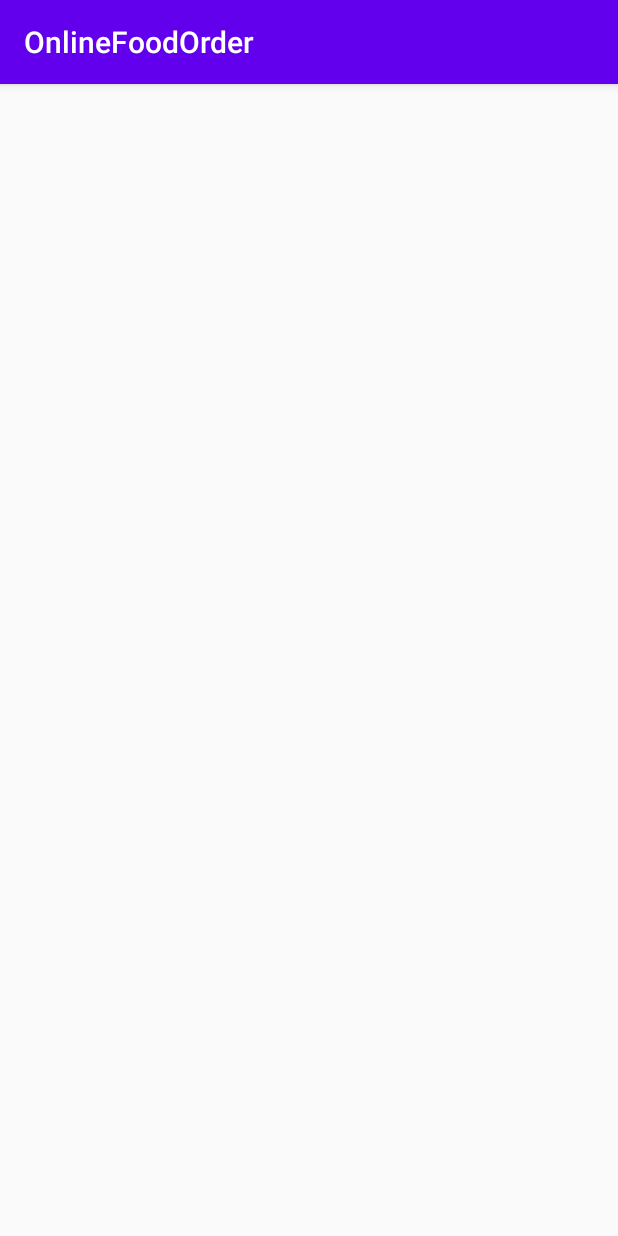
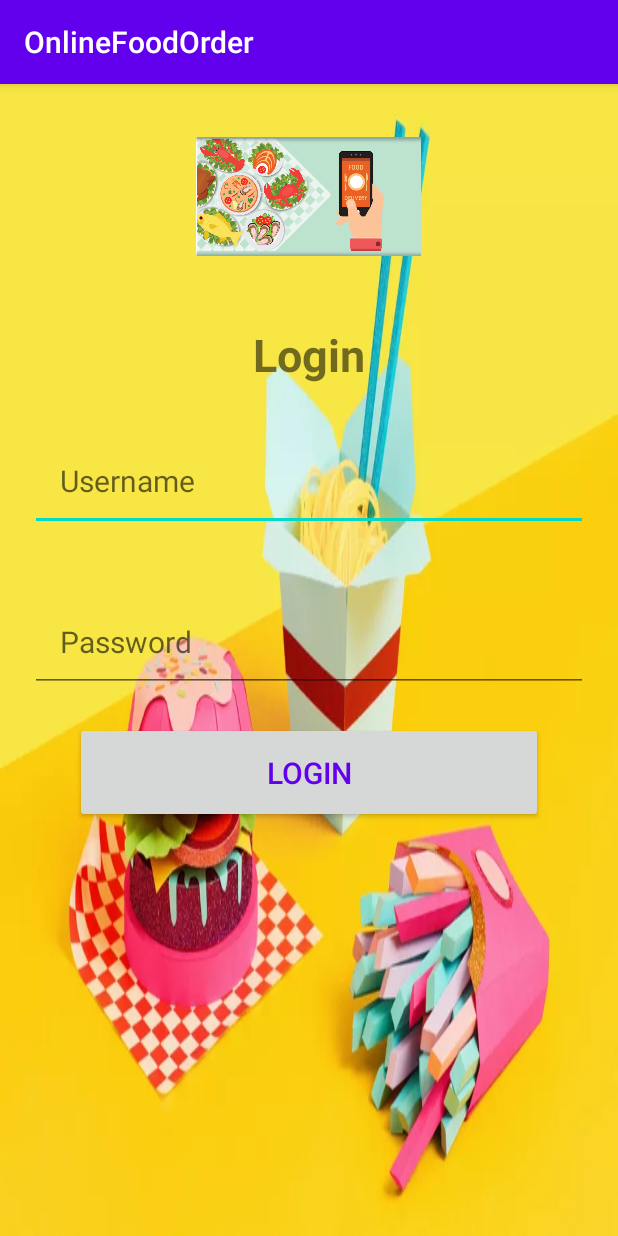
Before and after one commit to Tuga1125/android, an Android app: the screen it shows after launch (LoginScreenActivity), on a phone screen of 412 x 824 dp. Run offline under Robolectric (Android 15) with nearby library versions, the phone set to English and light mode, and no system bars.

Commit message:
Login Activity

```diff
--- a/app/src/main/AndroidManifest.xml
+++ b/app/src/main/AndroidManifest.xml
@@ -9,7 +9,8 @@
         android:roundIcon="@mipmap/ic_launcher_round"
         android:supportsRtl="true"
         android:theme="@style/AppTheme">
-        <activity android:name=".LoginScreenActivity"></activity>
+        <activity android:name=".Dashboard"></activity>
+        <activity android:name=".LoginScreenActivity" />
         <activity android:name=".SplashScreenActivity">
             <intent-filter>
                 <action android:name="android.intent.action.MAIN" />
@@ -17,7 +18,7 @@
                 <category android:name="android.intent.category.LAUNCHER" />
             </intent-filter>
         </activity>
-        <activity android:name=".MainActivity"></activity>
+        <activity android:name=".MainActivity" />
     </application>
 
 </manifest>
--- /dev/null
+++ b/app/src/main/java/com/example/onlinefoodorder/Dashboard.java
@@ -0,0 +1,14 @@
+package com.example.onlinefoodorder;
+
+import androidx.appcompat.app.AppCompatActivity;
+
+import android.os.Bundle;
+
+public class Dashboard extends AppCompatActivity {
+
+    @Override
+    protected void onCreate(Bundle savedInstanceState) {
+        super.onCreate(savedInstanceState);
+        setContentView(R.layout.activity_dashboard);
+    }
+}
--- a/app/src/main/java/com/example/onlinefoodorder/LoginScreenActivity.java
+++ b/app/src/main/java/com/example/onlinefoodorder/LoginScreenActivity.java
@@ -2,13 +2,43 @@ package com.example.onlinefoodorder;
 
 import androidx.appcompat.app.AppCompatActivity;
 
+import android.content.Intent;
 import android.os.Bundle;
+import android.view.View;
+import android.widget.Button;
+import android.widget.EditText;
+import android.widget.Toast;
 
 public class LoginScreenActivity extends AppCompatActivity {
+    private EditText edtUsername, edtPassword;
+    private Button btnLogin;
 
     @Override
     protected void onCreate(Bundle savedInstanceState) {
         super.onCreate(savedInstanceState);
         setContentView(R.layout.activity_login_screen);
+
+        edtUsername = findViewById(R.id.edtUsername);
+        edtPassword = findViewById(R.id.edtPassword);
+
+        btnLogin = findViewById(R.id.btnLogin);
+
+        btnLogin.setOnClickListener(new View.OnClickListener() {
+            @Override
+            public void onClick(View v) {
+                if (!LoginScreenActivity.this.edtUsername.getText().toString().equals("softwarica") || !LoginScreenActivity.this.edtPassword.getText().toString().equals("coventry")) {
+
+                    //Toast.makeText(MainActivity.this, "username or password is incorrect",Toast.LENGTH_SHORT).show();
+
+                    Toast.makeText(LoginScreenActivity.this, "username or password is incorrect", 0).show();
+                    LoginScreenActivity.this.edtUsername.setError("username or password is incorrect");
+                    LoginScreenActivity.this.edtUsername.requestFocus();
+                    return;
+                }
+                LoginScreenActivity.this.startActivity(new Intent(LoginScreenActivity.this, Dashboard.class));
+                LoginScreenActivity.this.finish();
+
+            }
+        });
     }
 }
--- /dev/null
+++ b/app/src/main/res/layout/activity_dashboard.xml
@@ -0,0 +1,10 @@
+<?xml version="1.0" encoding="utf-8"?>
+<LinearLayout xmlns:android="http://schemas.android.com/apk/res/android"
+    xmlns:app="http://schemas.android.com/apk/res-auto"
+    xmlns:tools="http://schemas.android.com/tools"
+    android:layout_width="match_parent"
+    android:layout_height="match_parent"
+    android:orientation="vertical"
+    tools:context=".Dashboard">
+
+</LinearLayout>
--- a/app/src/main/res/layout/activity_login_screen.xml
+++ b/app/src/main/res/layout/activity_login_screen.xml
@@ -1,9 +1,67 @@
 <?xml version="1.0" encoding="utf-8"?>
-<androidx.constraintlayout.widget.ConstraintLayout xmlns:android="http://schemas.android.com/apk/res/android"
+<LinearLayout xmlns:android="http://schemas.android.com/apk/res/android"
     xmlns:app="http://schemas.android.com/apk/res-auto"
     xmlns:tools="http://schemas.android.com/tools"
     android:layout_width="match_parent"
     android:layout_height="match_parent"
-    tools:context=".LoginScreenActivity">
+    android:orientation="vertical"
+    tools:context=".LoginScreenActivity"
+    android:background="@drawable/coverpage">
 
-</androidx.constraintlayout.widget.ConstraintLayout>
+    <ImageView
+        android:layout_width="150dp"
+        android:layout_height="150dp"
+        android:layout_gravity="center"
+        android:src="@drawable/logo"/>
+
+    <TextView
+        android:layout_width="match_parent"
+        android:layout_height="wrap_content"
+        android:text="Login"
+        android:textSize="30sp"
+        android:textStyle="bold"
+        android:layout_margin="10dp"
+        android:layout_marginTop="20dp"
+        android:gravity="center"/>
+
+    <EditText
+        android:id="@+id/edtUsername"
+        android:layout_width="match_parent"
+        android:layout_height="wrap_content"
+        android:layout_marginBottom="10dp"
+        android:layout_marginLeft="50dp"
+        android:padding="20dp"
+        android:layout_marginRight="50dp"
+        android:hint="Username"
+        android:layout_margin="20dp"
+        android:textSize="20sp"
+        />
+
+    <EditText
+        android:id="@+id/edtPassword"
+        android:layout_width="match_parent"
+        android:layout_height="wrap_content"
+        android:layout_marginBottom="10dp"
+        android:layout_marginLeft="50dp"
+        android:padding="20dp"
+        android:layout_marginRight="50dp"
+        android:hint="Password"
+        android:layout_margin="20dp"
+        android:textSize="20sp"
+        />
+
+    <Button
+        android:id="@+id/btnLogin"
+        android:layout_width="match_parent"
+        android:layout_height="wrap_content"
+        android:layout_marginBottom="10dp"
+        android:layout_marginLeft="50dp"
+        android:padding="20dp"
+        android:layout_marginRight="50dp"
+        android:text="LOGIN"
+        android:textSize="20sp"
+        android:textColor="@color/colorPrimary"
+        />
+
+
+</LinearLayout>
```
